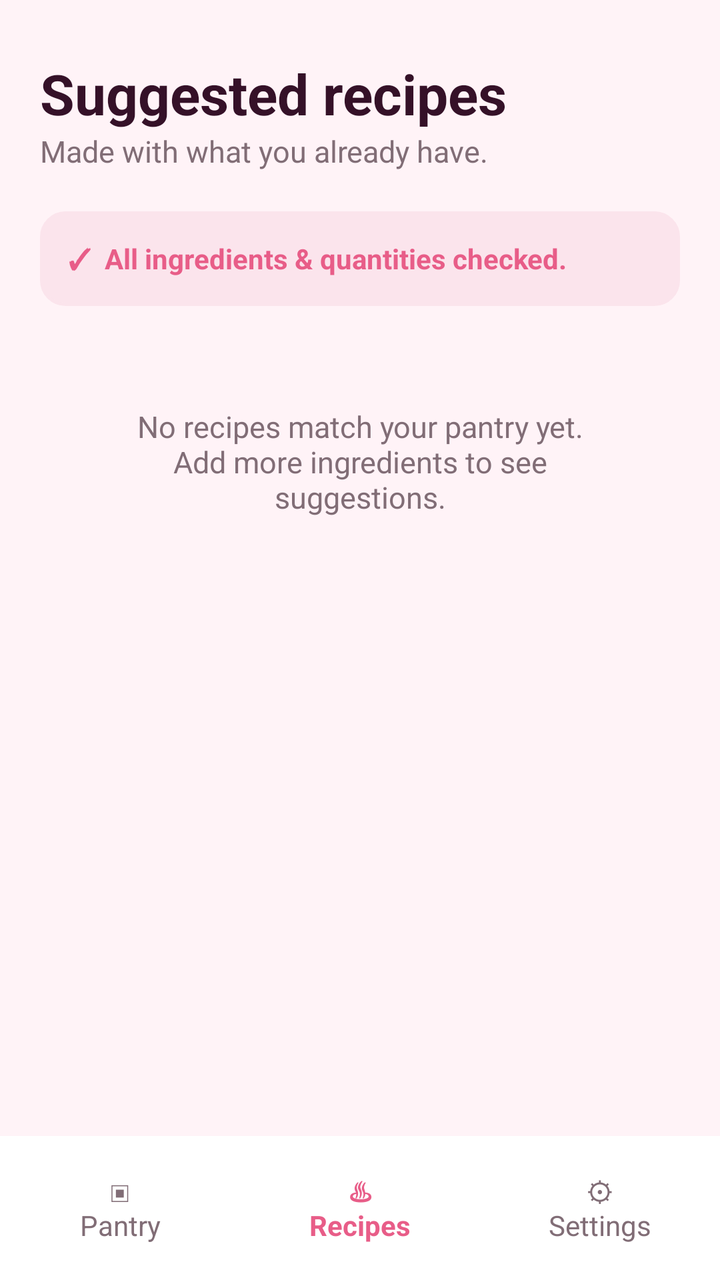
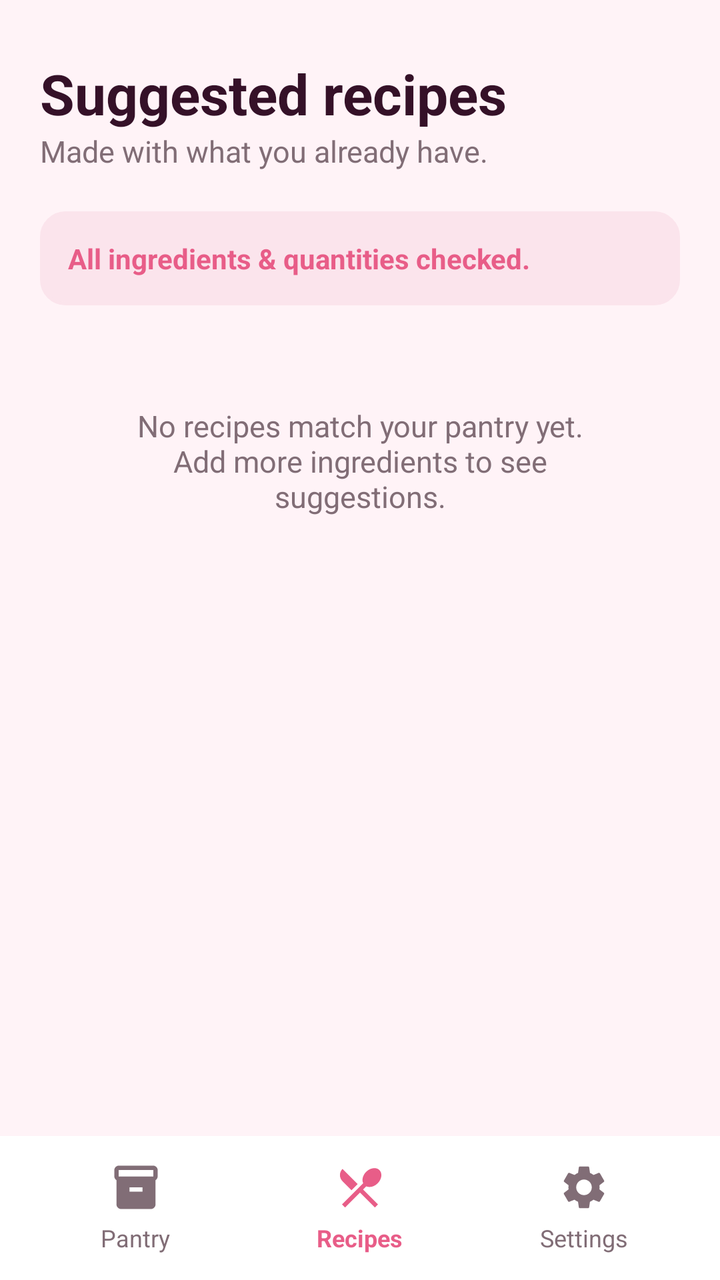

Two renders of the same Android screen: before a commit and after it. Below are the layout's source before the change and the commit's diff.
<!-- AndroidManifest.xml: application theme Theme.SmartPantryManager -->
<!-- res/layout/activity_suggested_recipes.xml -->
<?xml version="1.0" encoding="utf-8"?>
<LinearLayout
    xmlns:android="http://schemas.android.com/apk/res/android"
    android:id="@+id/main"
    android:layout_width="match_parent"
    android:layout_height="match_parent"
    android:orientation="vertical"
    android:background="@color/pantry_background">

    <ScrollView
        android:layout_width="match_parent"
        android:layout_height="0dp"
        android:layout_weight="1"
        android:fillViewport="true">

        <LinearLayout
            android:layout_width="match_parent"
            android:layout_height="wrap_content"
            android:orientation="vertical"
            android:paddingStart="20dp"
            android:paddingEnd="20dp"
            android:paddingTop="28dp"
            android:paddingBottom="20dp">

            <TextView
                android:layout_width="wrap_content"
                android:layout_height="wrap_content"
                android:text="Suggested recipes"
                android:textColor="@color/pantry_dark"
                android:textSize="28sp"
                android:textStyle="bold" />

            <TextView
                android:layout_width="wrap_content"
                android:layout_height="wrap_content"
                android:text="Made with what you already have."
                android:textColor="@color/pantry_secondary"
                android:textSize="15sp"
                android:layout_marginBottom="20dp" />

            <TextView
                android:layout_width="match_parent"
                android:layout_height="wrap_content"
                android:text="✓  All ingredients &amp; quantities checked."
                android:textColor="@color/pantry_pink"
                android:textSize="14sp"
                android:textStyle="bold"
                android:background="@drawable/input_background"
                android:backgroundTint="@color/pantry_light_pink"
                android:padding="14dp"
                android:layout_marginBottom="18dp" />

            <LinearLayout
                android:id="@+id/recipesContainer"
                android:layout_width="match_parent"
                android:layout_height="wrap_content"
                android:orientation="vertical">

                <TextView
                    android:id="@+id/tvNoRecipes"
                    android:layout_width="match_parent"
                    android:layout_height="wrap_content"
                    android:text="No recipes match your pantry yet.\nAdd more ingredients to see suggestions."
                    android:textAlignment="center"
                    android:textColor="@color/pantry_secondary"
                    android:textSize="15sp"
                    android:padding="32dp" />

            </LinearLayout>

            
            <LinearLayout
                android:id="@+id/almostThereSection"
                android:layout_width="match_parent"
                android:layout_height="wrap_content"
                android:orientation="vertical"
                android:layout_marginTop="28dp"
                android:visibility="gone">

                <View
                    android:layout_width="match_parent"
                    android:layout_height="1dp"
                    android:background="@color/pantry_secondary"
                    android:alpha="0.3"
                    android:layout_marginBottom="20dp" />

                <TextView
                    android:layout_width="wrap_content"
                    android:layout_height="wrap_content"
                    android:text="Almost there"
                    android:textColor="@color/pantry_dark"
                    android:textSize="22sp"
                    android:textStyle="bold" />

                <TextView
                    android:layout_width="wrap_content"
                    android:layout_height="wrap_content"
                    android:text="One ingredient away — add it to unlock the recipe."
                    android:textColor="@color/pantry_secondary"
                    android:textSize="14sp"
                    android:layout_marginBottom="16dp" />

                <LinearLayout
                    android:id="@+id/almostThereContainer"
                    android:layout_width="match_parent"
                    android:layout_height="wrap_content"
                    android:orientation="vertical" />

            </LinearLayout>

        </LinearLayout>

    </ScrollView>

    <LinearLayout
        android:layout_width="match_parent"
        android:layout_height="72dp"
        android:orientation="horizontal"
        android:gravity="center"
        android:background="@color/pantry_card">

        <TextView
            android:id="@+id/navPantry"
            android:layout_width="0dp"
            android:layout_height="match_parent"
            android:layout_weight="1"
            android:gravity="center"
            android:text="▣&#10;Pantry"
            android:textAlignment="center"
            android:textColor="@color/pantry_secondary" />

        <TextView
            android:id="@+id/navRecipes"
            android:layout_width="0dp"
            android:layout_height="match_parent"
            android:layout_weight="1"
            android:gravity="center"
            android:text="♨&#10;Recipes"
            android:textAlignment="center"
            android:textColor="@color/pantry_pink"
            android:textStyle="bold" />

        <TextView
            android:id="@+id/navSettings"
            android:layout_width="0dp"
            android:layout_height="match_parent"
            android:layout_weight="1"
            android:gravity="center"
            android:text="⚙&#10;Settings"
            android:textAlignment="center"
            android:textColor="@color/pantry_secondary" />

    </LinearLayout>

</LinearLayout>
<!-- resources referenced by this layout -->
<resources>
  <color name="pantry_background">#FFF3F7</color>
  <color name="pantry_card">#FFFFFF</color>
  <color name="pantry_dark">#351128</color>
  <color name="pantry_light_pink">#FBE4EC</color>
  <color name="pantry_pink">#E85D88</color>
  <color name="pantry_secondary">#816D76</color>
  <!-- drawable input_background (drawable) -->
  <?xml version="1.0" encoding="utf-8"?>
  <shape xmlns:android="http://schemas.android.com/apk/res/android"
      android:shape="rectangle">
  
      <solid android:color="@color/pantry_card" />
  
      <stroke
          android:width="1.5dp"
          android:color="@color/pantry_border" />
  
      <corners android:radius="12dp" />
  
      <padding
          android:left="10dp"
          android:top="5dp"
          android:right="10dp"
          android:bottom="5dp" />
  
  </shape>
  <style name="Theme.SmartPantryManager" parent="Base.Theme.SmartPantryManager" />
  <color name="pantry_border">#DDCBD2</color>
  <style name="Base.Theme.SmartPantryManager" parent="Theme.Material3.DayNight.NoActionBar">
          
          
      </style>
</resources>

<!-- the commit's change to res/layout/activity_suggested_recipes.xml (unified diff, before → after) -->
@@ -1,6 +1,7 @@
 <?xml version="1.0" encoding="utf-8"?>
 <LinearLayout
     xmlns:android="http://schemas.android.com/apk/res/android"
+    xmlns:app="http://schemas.android.com/apk/res-auto"
     android:id="@+id/main"
     android:layout_width="match_parent"
     android:layout_height="match_parent"
@@ -41,7 +42,7 @@
             <TextView
                 android:layout_width="match_parent"
                 android:layout_height="wrap_content"
-                android:text="✓  All ingredients &amp; quantities checked."
+                android:text="All ingredients &amp; quantities checked."
                 android:textColor="@color/pantry_pink"
                 android:textSize="14sp"
                 android:textStyle="bold"
@@ -112,43 +113,88 @@
 
     </ScrollView>
 
+    
     <LinearLayout
         android:layout_width="match_parent"
         android:layout_height="72dp"
         android:orientation="horizontal"
         android:gravity="center"
-        android:background="@color/pantry_card">
-
-        <TextView
+        android:background="@color/pantry_card"
+        android:paddingStart="12dp"
+        android:paddingEnd="12dp">
+
+        <LinearLayout
             android:id="@+id/navPantry"
             android:layout_width="0dp"
             android:layout_height="match_parent"
             android:layout_weight="1"
-            android:gravity="center"
-            android:text="▣&#10;Pantry"
-            android:textAlignment="center"
-            android:textColor="@color/pantry_secondary" />
-
-        <TextView
+            android:orientation="vertical"
+            android:gravity="center">
+
+            <ImageView
+                android:layout_width="26dp"
+                android:layout_height="26dp"
+                android:src="@drawable/ic_pantry"
+                android:contentDescription="Pantry"
+                app:tint="@color/pantry_secondary" />
+
+            <TextView
+                android:layout_width="wrap_content"
+                android:layout_height="wrap_content"
+                android:text="Pantry"
+                android:textColor="@color/pantry_secondary"
+                android:textSize="12sp"
+                android:layout_marginTop="4dp" />
+        </LinearLayout>
+
+        <LinearLayout
             android:id="@+id/navRecipes"
             android:layout_width="0dp"
             android:layout_height="match_parent"
             android:layout_weight="1"
-            android:gravity="center"
-            android:text="♨&#10;Recipes"
-            android:textAlignment="center"
-            android:textColor="@color/pantry_pink"
-            android:textStyle="bold" />
-
-        <TextView
+            android:orientation="vertical"
+            android:gravity="center">
+
+            <ImageView
+                android:layout_width="26dp"
+                android:layout_height="26dp"
+                android:src="@drawable/ic_recipes"
+                android:contentDescription="Recipes"
+                app:tint="@color/pantry_pink" />
+
+            <TextView
+                android:layout_width="wrap_content"
+                android:layout_height="wrap_content"
+                android:text="Recipes"
+                android:textColor="@color/pantry_pink"
+                android:textStyle="bold"
+                android:textSize="12sp"
+                android:layout_marginTop="4dp" />
+        </LinearLayout>
+
+        <LinearLayout
             android:id="@+id/navSettings"
             android:layout_width="0dp"
             android:layout_height="match_parent"
             android:layout_weight="1"
-            android:gravity="center"
-            android:text="⚙&#10;Settings"
-            android:textAlignment="center"
-            android:textColor="@color/pantry_secondary" />
+            android:orientation="vertical"
+            android:gravity="center">
+
+            <ImageView
+                android:layout_width="26dp"
+                android:layout_height="26dp"
+                android:src="@drawable/ic_settings"
+                android:contentDescription="Settings"
+                app:tint="@color/pantry_secondary" />
+
+            <TextView
+                android:layout_width="wrap_content"
+                android:layout_height="wrap_content"
+                android:text="Settings"
+                android:textColor="@color/pantry_secondary"
+                android:textSize="12sp"
+                android:layout_marginTop="4dp" />
+        </LinearLayout>
 
     </LinearLayout>
 
<!-- resource entries referenced after the edit -->
@@ -6,6 +6,24 @@
   <color name="pantry_light_pink">#FBE4EC</color>
   <color name="pantry_pink">#E85D88</color>
   <color name="pantry_secondary">#816D76</color>
+  <!-- drawable ic_pantry (drawable) -->
+  <vector xmlns:android="http://schemas.android.com/apk/res/android" android:height="24dp" android:tint="#000000" android:viewportHeight="24" android:viewportWidth="24" android:width="24dp">
+        
+      <path android:fillColor="@android:color/white" android:pathData="M20,2H4C3,2 2,2.9 2,4v3.01C2,7.73 2.43,8.35 3,8.7V20c0,1.1 1.1,2 2,2h14c0.9,0 2,-0.9 2,-2V8.7c0.57,-0.35 1,-0.97 1,-1.69V4C22,2.9 21,2 20,2zM15,14H9v-2h6V14zM20,7H4V4h16V7z"/>
+      
+  </vector>
+  <!-- drawable ic_recipes (drawable) -->
+  <vector xmlns:android="http://schemas.android.com/apk/res/android" android:height="24dp" android:tint="#000000" android:viewportHeight="24" android:viewportWidth="24" android:width="24dp">
+        
+      <path android:fillColor="@android:color/white" android:pathData="M8.1,13.34l2.83,-2.83L3.91,3.5c-1.56,1.56 -1.56,4.09 0,5.66l4.19,4.18zM14.88,11.53c1.53,0.71 3.68,0.21 5.27,-1.38 1.91,-1.91 2.28,-4.65 0.81,-6.12 -1.46,-1.46 -4.2,-1.1 -6.12,0.81 -1.59,1.59 -2.09,3.74 -1.38,5.27L3.7,19.87l1.41,1.41L12,14.41l6.88,6.88 1.41,-1.41L13.41,13l1.47,-1.47z"/>
+      
+  </vector>
+  <!-- drawable ic_settings (drawable) -->
+  <vector xmlns:android="http://schemas.android.com/apk/res/android" android:height="24dp" android:tint="#000000" android:viewportHeight="24" android:viewportWidth="24" android:width="24dp">
+        
+      <path android:fillColor="@android:color/white" android:pathData="M19.14,12.94c0.04,-0.3 0.06,-0.61 0.06,-0.94c0,-0.32 -0.02,-0.64 -0.07,-0.94l2.03,-1.58c0.18,-0.14 0.23,-0.41 0.12,-0.61l-1.92,-3.32c-0.12,-0.22 -0.37,-0.29 -0.59,-0.22l-2.39,0.96c-0.5,-0.38 -1.03,-0.7 -1.62,-0.94L14.4,2.81c-0.04,-0.24 -0.24,-0.41 -0.48,-0.41h-3.84c-0.24,0 -0.43,0.17 -0.47,0.41L9.25,5.35C8.66,5.59 8.12,5.92 7.63,6.29L5.24,5.33c-0.22,-0.08 -0.47,0 -0.59,0.22L2.74,8.87C2.62,9.08 2.66,9.34 2.86,9.48l2.03,1.58C4.84,11.36 4.8,11.69 4.8,12s0.02,0.64 0.07,0.94l-2.03,1.58c-0.18,0.14 -0.23,0.41 -0.12,0.61l1.92,3.32c0.12,0.22 0.37,0.29 0.59,0.22l2.39,-0.96c0.5,0.38 1.03,0.7 1.62,0.94l0.36,2.54c0.05,0.24 0.24,0.41 0.48,0.41h3.84c0.24,0 0.44,-0.17 0.47,-0.41l0.36,-2.54c0.59,-0.24 1.13,-0.56 1.62,-0.94l2.39,0.96c0.22,0.08 0.47,0 0.59,-0.22l1.92,-3.32c0.12,-0.22 0.07,-0.47 -0.12,-0.61L19.14,12.94zM12,15.6c-1.98,0 -3.6,-1.62 -3.6,-3.6s1.62,-3.6 3.6,-3.6s3.6,1.62 3.6,3.6S13.98,15.6 12,15.6z"/>
+      
+  </vector>
   <!-- drawable input_background (drawable) -->
   <?xml version="1.0" encoding="utf-8"?>
   <shape xmlns:android="http://schemas.android.com/apk/res/android"
